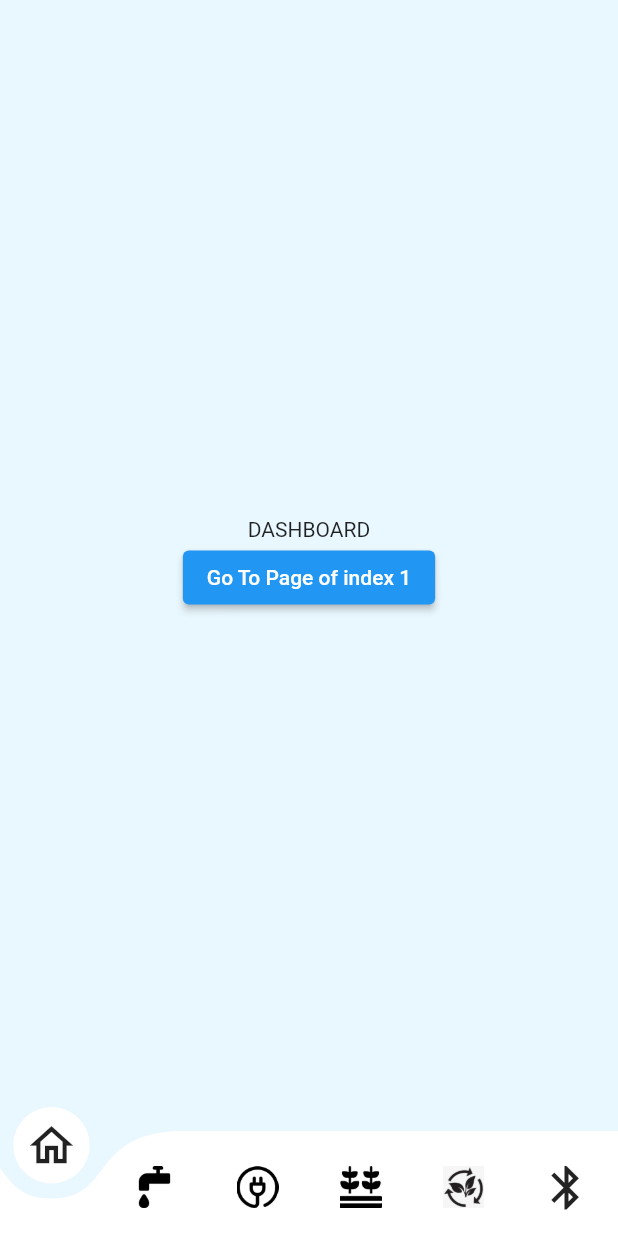
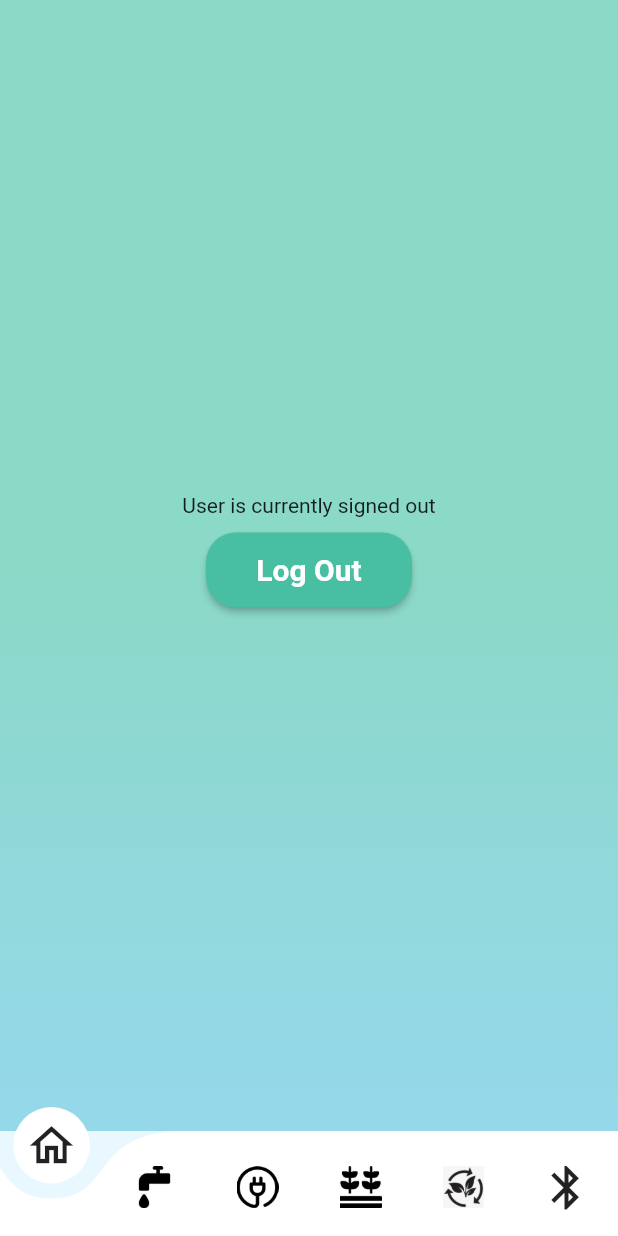
Before and after one commit to shadmanee/HydroFerma5, a Flutter app: the MobileNav screen opened directly, on a phone screen of 412 x 824 dp. Run offline on Flutter 3.47's test engine with Material 2 defaults, Android fonts, the phone set to English and light mode, and no system bars; drawn by our look-alikes of curved_navigation_bar; our stand-ins replace awesome_dialog, firebase_auth, firebase_core, flutter_animation_progress_bar, flutter_blue, page_transition; accounts and stored records are empty; network calls fail.

Commit message:
commit 1
login, signup functional

```diff
--- a/Draft1/lib/home/mobile_dashboard.dart
+++ b/Draft1/lib/home/mobile_dashboard.dart
@@ -1,5 +1,8 @@
+import 'package:firebase_auth/firebase_auth.dart';
 import 'package:flutter/material.dart';
-import 'package:hydroferma5/util/navbar.dart';
+import 'package:hydroferma5/login+register/login/login.dart';
+import 'package:hydroferma5/util/buttons.dart';
+import 'package:hydroferma5/util/colors.dart';
 
 class Dashboard extends StatefulWidget {
   const Dashboard({Key? key}) : super(key: key);
@@ -9,20 +12,42 @@ class Dashboard extends StatefulWidget {
 }
 
 class _DashboardState extends State<Dashboard> {
+  // Future getData() async {
+  //   var firestore = FirebaseFirestore.instance;
+  //   QuerySnapshot qn = await firestore.collection("Users").get();
+  // }
+
+  bool flag = false;
+
+  bool checkUser() {
+    FirebaseAuth.instance.authStateChanges().listen((User? user) {
+      if(user == null) {
+        flag = false;
+      }
+      flag = true;
+    });
+    return flag;
+  }
   @override
   Widget build(BuildContext context) {
     return Container(
-      color: Color(0xD3E6F6FF),
+      decoration: BoxDecoration(
+          gradient: LinearGradient(
+        begin: Alignment.topCenter,
+        end: Alignment.bottomCenter,
+        colors: gradientList,
+      )),
       child: Center(
         child: Column(
           mainAxisAlignment: MainAxisAlignment.center,
           children: <Widget>[
-            Text('DASHBOARD',),
-            ElevatedButton(
-              child: Text('Go To Page of index 1'),
-              onPressed: () {
-              },
-            )
+            Text(checkUser()? "User is currently signed in" : "User is currently signed out"),
+            LoginRegisterButton(context, 'Log Out', () {
+              print("Signing Out");
+              FirebaseAuth.instance.signOut().then((value) {
+                Navigator.pushReplacement(context, MaterialPageRoute(builder: (context) => LoginPage()));
+              });
+            }),
           ],
         ),
       ),
--- a/Draft1/lib/main.dart
+++ b/Draft1/lib/main.dart
@@ -1,10 +1,14 @@
+import 'package:firebase_core/firebase_core.dart';
 import 'package:flutter/material.dart';
+import 'package:hydroferma5/home/mobile_dashboard.dart';
 import 'package:hydroferma5/login+register/login/login.dart';
 import 'package:hydroferma5/responsive/tablet.dart';
 import 'landing/mobile_land.dart';
 import 'login+register/register/signup.dart';
 
-void main() {
+void main() async {
+  WidgetsFlutterBinding.ensureInitialized();
+  await Firebase.initializeApp();
   runApp(Hydroferma());
 }
 
--- a/Draft1/lib/util/buttons.dart
+++ b/Draft1/lib/util/buttons.dart
@@ -2,7 +2,7 @@ import 'package:flutter/material.dart';
 import 'package:flutter/cupertino.dart';
 
 Container LoginRegisterButton(
-    BuildContext context, bool isLogin, Function onTap) {
+    BuildContext context, String text, Function onTap) {
   return Container(
     width: MediaQuery.of(context).size.width/3,
     height: 50,
@@ -13,7 +13,7 @@ Container LoginRegisterButton(
         onTap();
       },
       child: Text(
-        isLogin ? 'Log In' : 'Sign Up',
+        text,
         style: TextStyle(
           color: Colors.white,
           fontWeight: FontWeight.bold,
--- a/Draft1/pubspec.yaml
+++ b/Draft1/pubspec.yaml
@@ -49,6 +49,8 @@ dependencies:
   curved_navigation_bar: ^1.0.3
   get: ^4.6.5
   page_transition: ^2.0.9
+  firebase_core: ^2.7.0
+  firebase_auth: ^4.2.9
 
 dev_dependencies:
   flutter_test:
```
Also changed, not shown: Draft1/lib/login+register/login/login.dart (+26 -10 lines), Draft1/lib/login+register/register/signup.dart (+25 -8 lines), Draft1/pubspec.lock, 4 other files.
